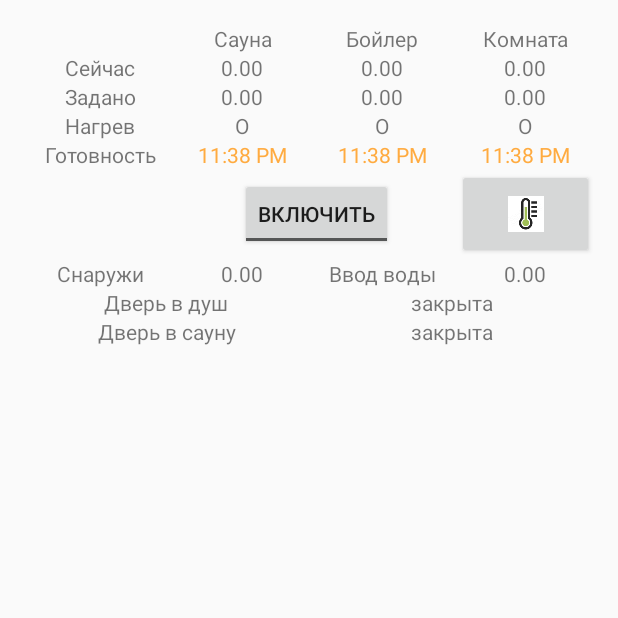
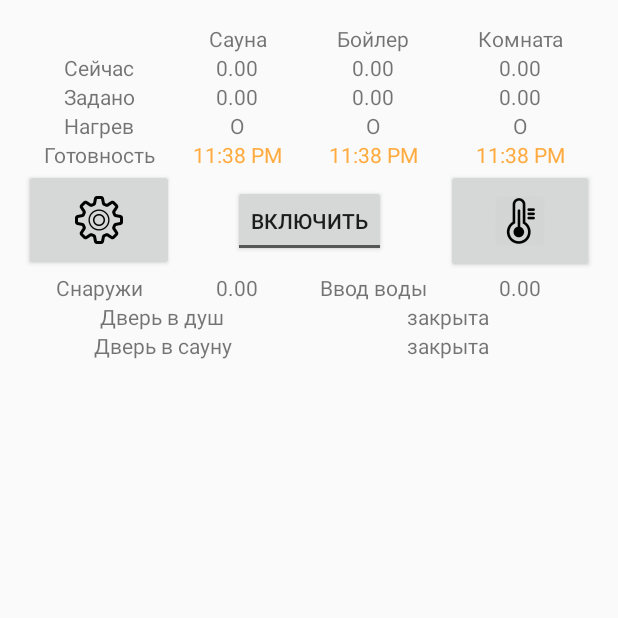
Before and after one commit to yulancer/Sauna, an Android app: the screen it shows after launch (MainActivity), on a phone screen of 412 x 824 dp, the top half of it. Run offline under Robolectric (Android 15) with nearby library versions, the phone set to English and light mode, and no system bars; libraries missing offline, so code that uses them is left out: com.serotonin.modbus4j, net.danlew.android; 21 statements that could not run were skipped.

```diff
--- a/app/src/main/res/layout-land/activity_main.xml
+++ b/app/src/main/res/layout-land/activity_main.xml
@@ -8,7 +8,8 @@
         android:layout_width="match_parent"
         android:layout_height="wrap_content"
         android:layout_weight="1"
-        android:orientation="horizontal">
+        android:orientation="horizontal"
+        android:baselineAligned="false">
 
         <RelativeLayout
             android:layout_width="wrap_content"
@@ -288,10 +289,9 @@
         </RelativeLayout>
     </LinearLayout>
 
-    <LinearLayout
+    <RelativeLayout
         android:layout_width="match_parent"
         android:layout_height="wrap_content"
-        android:layout_weight="0"
         android:gravity="center"
         android:orientation="horizontal">
 
@@ -303,16 +303,39 @@
             android:textOff="Выключено"
             android:textOn="Включено"
             android:thumb="@drawable/customswitchselector"
-            android:track="@drawable/custom_track" />
+            android:track="@drawable/custom_track"
+            android:layout_centerInParent="true" />
 
-    </LinearLayout>
+        <ImageButton
+            android:layout_width="wrap_content"
+            android:layout_height="wrap_content"
+            android:id="@+id/imageButton"
+            android:layout_centerVertical="true"
+            android:layout_alignParentLeft="true"
+            android:layout_alignParentStart="true"
+            android:src="@drawable/ic_settings"
+            android:onClick="onSetupClick"/>
+
+        <ImageButton
+            android:layout_width="wrap_content"
+            android:layout_height="wrap_content"
+            android:id="@+id/imageButton2"
+            android:layout_centerVertical="true"
+            android:layout_alignParentRight="true"
+            android:layout_alignParentEnd="true"
+            android:src="@drawable/ic_thermo"
+            android:onClick="onSettingsClick"/>
+
+
+    </RelativeLayout>
 
     <LinearLayout
         android:layout_width="match_parent"
         android:layout_height="wrap_content"
         android:layout_weight="0"
         android:gravity="center"
-        android:orientation="horizontal">
+        android:orientation="horizontal"
+        android:baselineAligned="false">
 
         <LinearLayout
             android:layout_width="wrap_content"
--- a/app/src/main/res/layout/activity_main.xml
+++ b/app/src/main/res/layout/activity_main.xml
@@ -193,9 +193,9 @@
             android:layout_height="wrap_content"
             android:layout_columnWeight="1"
             android:gravity="center"
-            android:onClick="onClick"
-            android:src="@drawable/ic_notification_sync"
-            android:visibility="invisible" />
+            android:onClick="onSetupClick"
+            android:src="@drawable/ic_settings"
+            />
 
         <ToggleButton
             android:id="@+id/btnSaunaOn"
@@ -218,7 +218,7 @@
             android:layout_columnWeight="1"
             android:gravity="center"
             android:onClick="onSettingsClick"
-            android:src="@drawable/ic_thermometer" />
+            android:src="@drawable/ic_thermo" />
 
         <TextView
             android:layout_width="wrap_content"
```
Also changed, not shown: app/src/main/java/ru/yulancer/sauna/MainActivity.java (+7 -36 lines), app/src/main/java/ru/yulancer/sauna/SettingsDialog.java (+0 -21 lines), app/src/main/res/drawable-hdpi/ic_settings.png (added), app/src/main/res/drawable-hdpi/ic_thermo.png (added), app/src/main/res/drawable-mdpi/ic_settings.png (added), app/src/main/res/drawable-mdpi/ic_thermo.png (added), app/src/main/res/drawable-xhdpi/ic_settings.png (added), app/src/main/res/drawable-xhdpi/ic_thermo.png (added), app/src/main/res/drawable-xxhdpi/ic_settings.png (added), app/src/main/res/drawable-xxhdpi/ic_thermo.png (added), app/src/main/res/drawable-xxxhdpi/ic_settings.png (added), app/src/main/res/drawable-xxxhdpi/ic_thermo.png (added).
